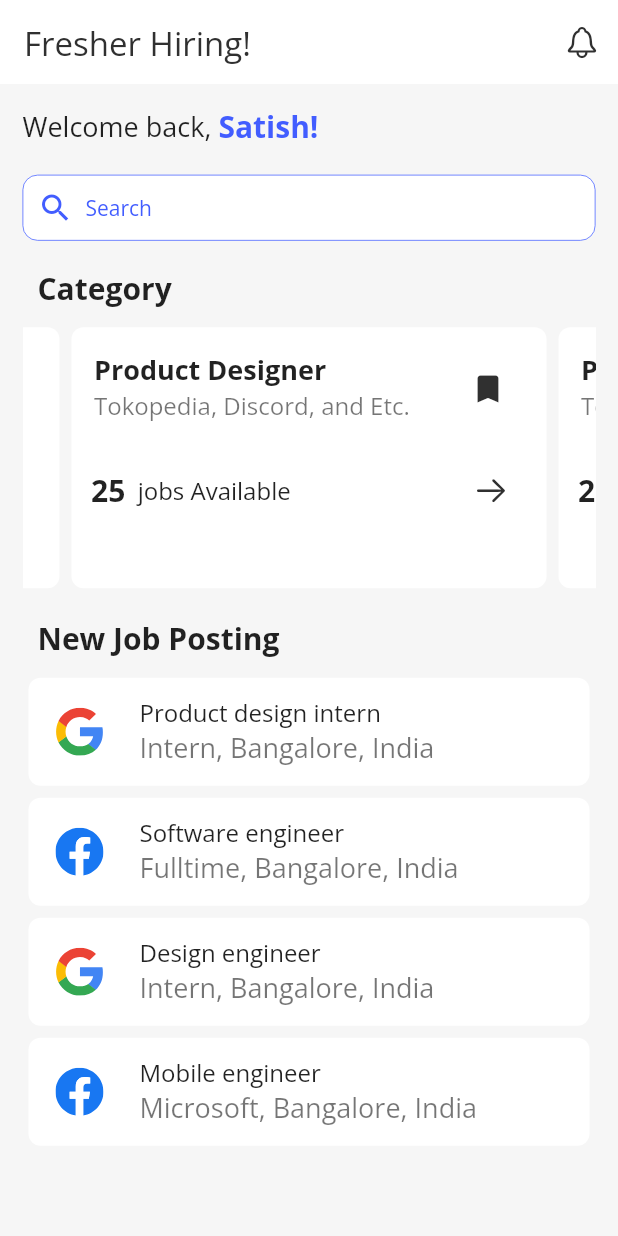
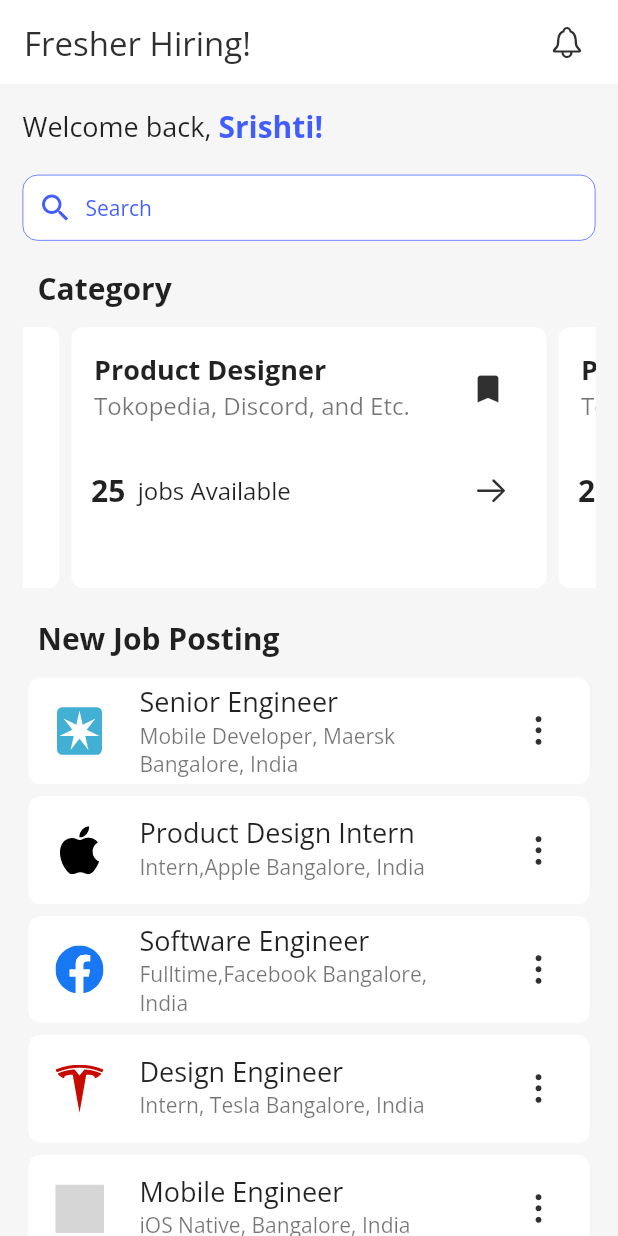
Before and after one commit to SatishKumarRaizada/fresher-job-portal, a Flutter app: the DashboardPage screen opened by its route, on a phone screen of 412 x 824 dp. Run offline on Flutter 3.47's test engine with Material 2 defaults, Android fonts, the phone set to English and light mode, and no system bars; drawn by our look-alikes of carousel_slider; our stand-ins replace fluro, flutter_riverpod, flutter_svg; grey boxes are pictures that could not be loaded.

Commit message:
more code

```diff
--- a/assets/data/new_posting.json
+++ b/assets/data/new_posting.json
@@ -1,22 +1,27 @@
 [
     {
-        "title": "Product design intern",
-        "subtitle": "Intern, Bangalore, India",
-        "icon": "google"
+        "title": "Senior Engineer",
+        "subtitle": "Mobile Developer, Maersk Bangalore, India",
+        "icon": "maersk"
     },
     {
-        "title": "Software engineer",
-        "subtitle": "Fulltime, Bangalore, India",
+        "title": "Product Design Intern",
+        "subtitle": "Intern,Apple Bangalore, India",
+        "icon": "apple"
+    },
+    {
+        "title": "Software Engineer",
+        "subtitle": "Fulltime,Facebook Bangalore, India",
         "icon": "facebook"
     },
     {
-        "title": "Design engineer",
-        "subtitle": "Intern, Bangalore, India",
-        "icon": "google"
+        "title": "Design Engineer",
+        "subtitle": "Intern, Tesla Bangalore, India",
+        "icon": "tesla"
     },
     {
-        "title": "Mobile engineer",
-        "subtitle": "Microsoft, Bangalore, India",
-        "icon": "facebook"
+        "title": "Mobile Engineer",
+        "subtitle": "iOS Native, Bangalore, India",
+        "icon": "microsoft"
     }
 ]
--- a/lib/config/constants/app_image.dart
+++ b/lib/config/constants/app_image.dart
@@ -1,5 +1 @@
-class AppImage {
-  static const String login = 'assets/images/login.png';
-  static const String register = 'assets/images/register.png';
-  static const String forgot = 'assets/images/password.png';
-}
+class AppImage {}
--- a/lib/module/dashboard/dashboard.dart
+++ b/lib/module/dashboard/dashboard.dart
@@ -59,6 +59,7 @@ class DashboardPageState extends ConsumerState<DashboardPage> {
           onPressed: () {},
           icon: const Icon(CupertinoIcons.bell),
         ),
+        const SizedBox(width: 10),
       ],
     );
   }
@@ -68,7 +69,7 @@ class DashboardPageState extends ConsumerState<DashboardPage> {
     return Row(
       children: const [
         Text('Welcome back, '),
-        Text('Satish!', style: Styles.blueBoldText20),
+        Text('Srishti!', style: Styles.blueBoldText20),
       ],
     );
   }
--- a/lib/module/dashboard/widgets/new_job.dart
+++ b/lib/module/dashboard/widgets/new_job.dart
@@ -47,12 +47,20 @@ class _NewJobWidgetState extends State<NewJobWidget> {
           itemBuilder: (context, index) {
             return Card(
               child: ListTile(
-                title: Text(newPosting[index].title!),
-                subtitle: Text(newPosting[index].subtitle!),
+                shape: RoundedRectangleBorder(
+                  borderRadius: BorderRadius.circular(8),
+                ),
+                title: Text(newPosting[index].title!, style: Styles.lightText18),
+                subtitle: Text(newPosting[index].subtitle!, style: Styles.lightText14),
                 leading: IconButton(
                   onPressed: () {},
-                  icon: SvgPicture.asset('assets/icons/${newPosting[index].icon!}.svg'),
+                  icon: SvgPicture.asset('assets/icons/${newPosting[index].icon!}.svg', width: 120),
                 ),
+                trailing: IconButton(
+                  onPressed: () {},
+                  icon: const Icon(CupertinoIcons.ellipsis_vertical),
+                ),
+                onTap: () {},
               ),
             );
           },
--- a/lib/module/forgot_password/forgot_password.dart
+++ b/lib/module/forgot_password/forgot_password.dart
@@ -4,7 +4,6 @@ import 'package:flutter/services.dart';
 import 'package:flutter_riverpod/flutter_riverpod.dart';
 import 'package:flutter_svg/svg.dart';
 import 'package:hire_me/config/constants/app_icon.dart';
-import 'package:hire_me/config/constants/app_image.dart';
 import 'package:hire_me/config/constants/app_key.dart';
 import 'package:hire_me/config/constants/app_string.dart';
 import 'package:hire_me/theme/app_style.dart';
--- a/lib/theme/app_style.dart
+++ b/lib/theme/app_style.dart
@@ -29,7 +29,7 @@ class Styles {
   );
   static const TextStyle headline16 = TextStyle(
     fontSize: 16,
-    fontFamily: 'HireRegular',
+    fontFamily: 'HireBold',
   );
   static const TextStyle lightText16 = TextStyle(
     fontSize: 16,
@@ -38,6 +38,11 @@ class Styles {
   );
   static const TextStyle lightText18 = TextStyle(
     fontSize: 18,
+    fontFamily: 'HireRegular',
+    fontWeight: FontWeight.w300,
+  );
+  static const TextStyle lightText20 = TextStyle(
+    fontSize: 20,
     fontFamily: 'HireRegular',
     fontWeight: FontWeight.w300,
   );
```
Also changed, not shown: assets/images/login.png (deleted), assets/images/password.png (deleted), assets/images/register.png (deleted), 2 other files.
